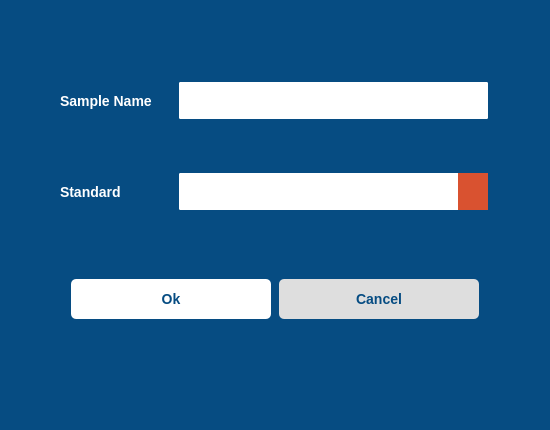
First picture: the form in sample_info.ui, repository DORSA-co/Paticle_Size_Analyser, before the edit.
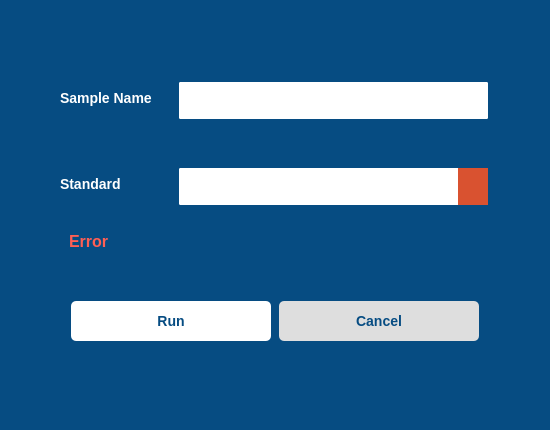
Second picture: the form after the edit. Icons and pictures are not drawn.

```diff
--- a/sample_info.ui
+++ b/sample_info.ui
@@ -221,6 +221,29 @@
      </item>
     </layout>
    </item>
+   <item>
+    <widget class="QLabel" name="error_lbl">
+     <property name="maximumSize">
+      <size>
+       <width>16787</width>
+       <height>30</height>
+      </size>
+     </property>
+     <property name="styleSheet">
+      <string notr="true">font-size: 16px;
+font-weight: bold;
+color: rgb(255, 95, 84);
+padding:5px;
+
+min-width: 300px;
+max-width: 16777px;
+</string>
+     </property>
+     <property name="text">
+      <string>Error</string>
+     </property>
+    </widget>
+   </item>
    <item>
     <widget class="QFrame" name="horizontalFrame">
      <property name="styleSheet">
@@ -248,7 +271,7 @@
 }</string>
         </property>
         <property name="text">
-         <string>Ok</string>
+         <string>Run</string>
         </property>
        </widget>
       </item>
```
Left out of the diff: 6 changed lines with no effect on the pictures.
